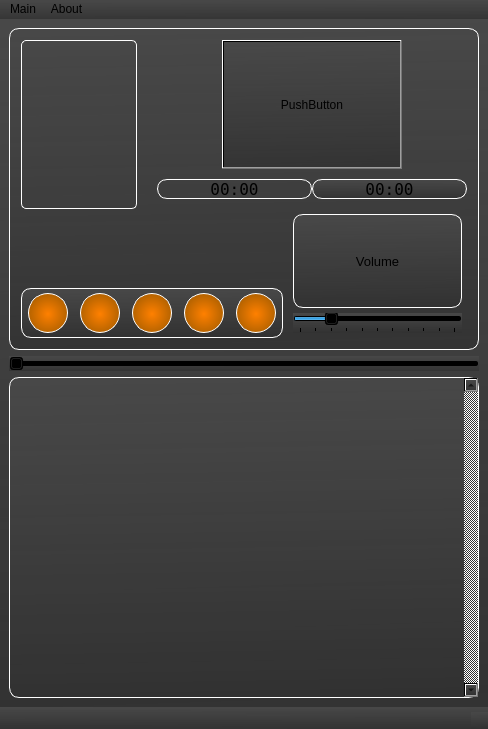
Above: design.ui from den-koch/AudioPlayer_PyVers before the change. Below: the same form after it.
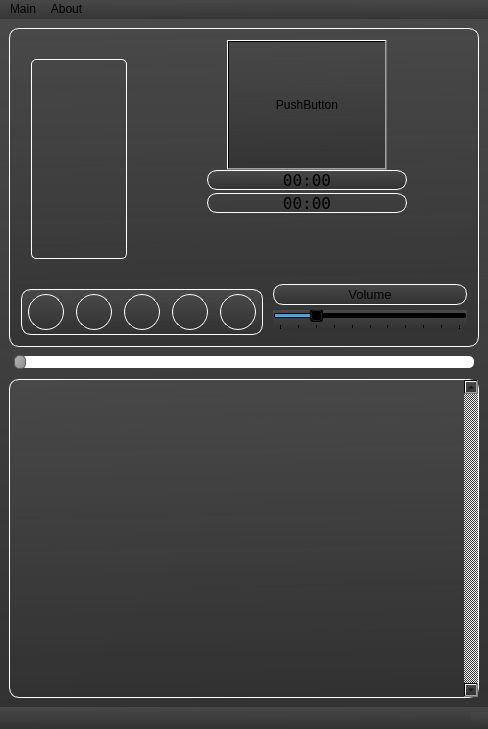
That is the form after the change. Icons and pictures are not drawn.

Patch:
```diff
--- a/design.ui
+++ b/design.ui
@@ -40,11 +40,90 @@
        <property name="spacing">
         <number>0</number>
        </property>
+       <item row="0" column="0" rowspan="2">
+        <layout class="QGridLayout" name="gridLayout_label">
+         <property name="spacing">
+          <number>0</number>
+         </property>
+         <item row="0" column="1">
+          <widget class="QLabel" name="label">
+           <property name="enabled">
+            <bool>true</bool>
+           </property>
+           <property name="sizePolicy">
+            <sizepolicy hsizetype="Fixed" vsizetype="Fixed">
+             <horstretch>0</horstretch>
+             <verstretch>0</verstretch>
+            </sizepolicy>
+           </property>
+           <property name="maximumSize">
+            <size>
+             <width>205</width>
+             <height>200</height>
+            </size>
+           </property>
+           <property name="styleSheet">
+            <string notr="true">background-color: 0 ;
+border: 1px solid rgb(255, 255, 255);
+border-radius: 5%;
+padding: 2px;</string>
+           </property>
+           <property name="text">
+            <string/>
+           </property>
+           <property name="pixmap">
+            <pixmap>../AVA-removebg-preview.png</pixmap>
+           </property>
+           <property name="scaledContents">
+            <bool>true</bool>
+           </property>
+           <property name="margin">
+            <number>7</number>
+           </property>
+          </widget>
+         </item>
+         <item row="0" column="2">
+          <spacer name="horizontalSpacer">
+           <property name="orientation">
+            <enum>Qt::Horizontal</enum>
+           </property>
+           <property name="sizeType">
+            <enum>QSizePolicy::Maximum</enum>
+           </property>
+           <property name="sizeHint" stdset="0">
+            <size>
+             <width>20</width>
+             <height>20</height>
+            </size>
+           </property>
+          </spacer>
+         </item>
+         <item row="0" column="0">
+          <spacer name="horizontalSpacer_11">
+           <property name="orientation">
+            <enum>Qt::Horizontal</enum>
+           </property>
+           <property name="sizeType">
+            <enum>QSizePolicy::Maximum</enum>
+           </property>
+           <property name="sizeHint" stdset="0">
+            <size>
+             <width>10</width>
+             <height>20</height>
+            </size>
+           </property>
+          </spacer>
+         </item>
+        </layout>
+       </item>
        <item row="2" column="0" colspan="2">
         <layout class="QGridLayout" name="gridLayout_4">
          <property name="topMargin">
           <number>0</number>
          </property>
+         <property name="spacing">
+          <number>0</number>
+         </property>
          <item row="1" column="8">
           <spacer name="horizontalSpacer_6">
            <property name="orientation">
@@ -128,21 +207,24 @@
               </property>
               <property name="minimumSize">
                <size>
-                <width>40</width>
-                <height>40</height>
+                <width>36</width>
+                <height>36</height>
                </size>
               </property>
               <property name="maximumSize">
                <size>
-                <width>40</width>
-                <height>40</height>
+                <width>36</width>
+                <height>36</height>
                </size>
               </property>
               <property name="styleSheet">
-               <string notr="true">border-radius:20%;
-border: 1px solid;
-border-color: rgb(255, 255, 255);
-background-color:qradialgradient(spread:pad, cx:0.505, cy:0.522818, radius:1.044, fx:0.5, fy:0.523, stop:0 rgba(255, 128, 0, 255), stop:1 rgba(102, 68, 0, 255));</string>
+               <string notr="true">QPushButton {
+	border-radius:18%;
+	border: 1px solid;
+	border-color: rgb(255, 255, 255);
+	background-color:qradialgradient(spread:pad, cx:0.505, cy:0.522818, radius:1.044, fx:0.5, 		fy:0.523, stop:0 rgba(255, 128, 0, 255), stop:1 rgba(102, 68, 0, 255));
+}
+</string>
               </property>
               <property name="text">
                <string/>
@@ -166,7 +248,7 @@
              </spacer>
             </item>
             <item>
-             <widget class="QPushButton" name="pushButton_3">
+             <widget class="QPushButton" name="pushButton_2">
               <property name="sizePolicy">
                <sizepolicy hsizetype="Expanding" vsizetype="Expanding">
                 <horstretch>0</horstretch>
@@ -175,21 +257,24 @@
               </property>
               <property name="minimumSize">
                <size>
-                <width>40</width>
-                <height>40</height>
+                <width>36</width>
+                <height>36</height>
                </size>
               </property>
               <property name="maximumSize">
                <size>
-                <width>40</width>
-                <height>40</height>
+                <width>36</width>
+                <height>36</height>
                </size>
               </property>
               <property name="styleSheet">
-               <string notr="true">border-radius:20%;
-border: 1px solid;
-border-color: rgb(255, 255, 255);
-background-color:qradialgradient(spread:pad, cx:0.505, cy:0.522818, radius:1.044, fx:0.5, fy:0.523, stop:0 rgba(255, 128, 0, 255), stop:1 rgba(102, 68, 0, 255));</string>
+               <string notr="true">QPushButton {
+	border-radius:18%;
+	border: 1px solid;
+	border-color: rgb(255, 255, 255);
+	background-color:qradialgradient(spread:pad, cx:0.505, cy:0.522818, radius:1.044, fx:0.5, 		fy:0.523, stop:0 rgba(255, 128, 0, 255), stop:1 rgba(102, 68, 0, 255));
+}
+</string>
               </property>
               <property name="text">
                <string/>
@@ -213,7 +298,7 @@
              </spacer>
             </item>
             <item>
-             <widget class="QPushButton" name="pushButton_4">
+             <widget class="QPushButton" name="pushButton_3">
               <property name="sizePolicy">
                <sizepolicy hsizetype="Expanding" vsizetype="Expanding">
                 <horstretch>0</horstretch>
@@ -222,21 +307,24 @@
               </property>
               <property name="minimumSize">
                <size>
-                <width>40</width>
-                <height>40</height>
+                <width>36</width>
+                <height>36</height>
                </size>
               </property>
               <property name="maximumSize">
                <size>
-                <width>40</width>
-                <height>40</height>
+                <width>36</width>
+                <height>36</height>
                </size>
               </property>
               <property name="styleSheet">
-               <string notr="true">border-radius:20%;
-border: 1px solid;
-border-color: rgb(255, 255, 255);
-background-color:qradialgradient(spread:pad, cx:0.505, cy:0.522818, radius:1.044, fx:0.5, fy:0.523, stop:0 rgba(255, 128, 0, 255), stop:1 rgba(102, 68, 0, 255));</string>
+               <string notr="true">QPushButton {
+	border-radius:18%;
+	border: 1px solid;
+	border-color: rgb(255, 255, 255);
+	background-color:qradialgradient(spread:pad, cx:0.505, cy:0.522818, radius:1.044, fx:0.5, 		fy:0.523, stop:0 rgba(255, 128, 0, 255), stop:1 rgba(102, 68, 0, 255));
+}
+</string>
               </property>
               <property name="text">
                <string/>
@@ -260,7 +348,7 @@
              </spacer>
             </item>
             <item>
-             <widget class="QPushButton" name="pushButton_5">
+             <widget class="QPushButton" name="pushButton_4">
               <property name="sizePolicy">
                <sizepolicy hsizetype="Expanding" vsizetype="Expanding">
                 <horstretch>0</horstretch>
@@ -269,21 +357,24 @@
               </property>
               <property name="minimumSize">
                <size>
-                <width>40</width>
-                <height>40</height>
+                <width>36</width>
+                <height>36</height>
                </size>
               </property>
               <property name="maximumSize">
                <size>
-                <width>40</width>
-                <height>40</height>
+                <width>36</width>
+                <height>36</height>
                </size>
               </property>
               <property name="styleSheet">
-               <string notr="true">border-radius:20%;
-border: 1px solid;
-border-color: rgb(255, 255, 255);
-background-color:qradialgradient(spread:pad, cx:0.505, cy:0.522818, radius:1.044, fx:0.5, fy:0.523, stop:0 rgba(255, 128, 0, 255), stop:1 rgba(102, 68, 0, 255));</string>
+               <string notr="true">QPushButton {
+	border-radius:18%;
+	border: 1px solid;
+	border-color: rgb(255, 255, 255);
+	background-color:qradialgradient(spread:pad, cx:0.505, cy:0.522818, radius:1.044, fx:0.5, 		fy:0.523, stop:0 rgba(255, 128, 0, 255), stop:1 rgba(102, 68, 0, 255));
+}
+</string>
               </property>
               <property name="text">
                <string/>
@@ -307,7 +398,7 @@
              </spacer>
             </item>
             <item>
-             <widget class="QPushButton" name="pushButton_2">
+             <widget class="QPushButton" name="pushButton_5">
               <property name="sizePolicy">
                <sizepolicy hsizetype="Expanding" vsizetype="Expanding">
                 <horstretch>0</horstretch>
@@ -316,21 +407,24 @@
               </property>
               <property name="minimumSize">
                <size>
-                <width>40</width>
-                <height>40</height>
+                <width>36</width>
+                <height>36</height>
                </size>
               </property>
               <property name="maximumSize">
                <size>
-                <width>40</width>
-                <height>40</height>
+                <width>36</width>
+                <height>36</height>
                </size>
               </property>
               <property name="styleSheet">
-               <string notr="true">border-radius:20%;
-border: 1px solid;
-border-color: rgb(255, 255, 255);
-background-color:qradialgradient(spread:pad, cx:0.505, cy:0.522818, radius:1.044, fx:0.5, fy:0.523, stop:0 rgba(255, 128, 0, 255), stop:1 rgba(102, 68, 0, 255));</string>
+               <string notr="true">QPushButton {
+	border-radius:18%;
+	border: 1px solid;
+	border-color: rgb(255, 255, 255);
+	background-color:qradialgradient(spread:pad, cx:0.505, cy:0.522818, radius:1.044, fx:0.5, 		fy:0.523, stop:0 rgba(255, 128, 0, 255), stop:1 rgba(102, 68, 0, 255));
+}
+</string>
               </property>
               <property name="text">
                <string/>
@@ -362,7 +456,7 @@
             <enum>Qt::Vertical</enum>
            </property>
            <property name="sizeType">
-            <enum>QSizePolicy::Expanding</enum>
+            <enum>QSizePolicy::Fixed</enum>
            </property>
            <property name="sizeHint" stdset="0">
             <size>
@@ -374,81 +468,53 @@
          </item>
         </layout>
        </item>
-       <item row="0" column="0" rowspan="2">
-        <layout class="QGridLayout" name="gridLayout_label">
+       <item row="0" column="1" colspan="2">
+        <layout class="QGridLayout" name="gridLayout">
+         <property name="bottomMargin">
+          <number>0</number>
+         </property>
+         <property name="spacing">
+          <number>0</number>
+         </property>
          <item row="0" column="0">
-          <widget class="QLabel" name="label">
-           <property name="enabled">
-            <bool>true</bool>
-           </property>
+          <widget class="QPushButton" name="pushButton">
            <property name="sizePolicy">
-            <sizepolicy hsizetype="Fixed" vsizetype="Fixed">
+            <sizepolicy hsizetype="Expanding" vsizetype="Expanding">
              <horstretch>0</horstretch>
              <verstretch>0</verstretch>
             </sizepolicy>
            </property>
            <property name="maximumSize">
             <size>
-             <width>215</width>
-             <height>210</height>
+             <width>160</width>
+             <height>130</height>
             </size>
            </property>
-           <property name="styleSheet">
-            <string notr="true">background-color: 0 ;
-border: 1px solid rgb(255, 255, 255);
-border-radius: 5%;
-padding: 2px;</string>
-           </property>
            <property name="text">
-            <string/>
-           </property>
-           <property name="pixmap">
-            <pixmap>../AVA-removebg-preview.png</pixmap>
-           </property>
-           <property name="scaledContents">
-            <bool>true</bool>
-           </property>
-           <property name="margin">
-            <number>7</number>
+            <string>PushButton</string>
            </property>
           </widget>
          </item>
-         <item row="0" column="1">
-          <spacer name="horizontalSpacer">
-           <property name="orientation">
-            <enum>Qt::Horizontal</enum>
-           </property>
-           <property name="sizeType">
-            <enum>QSizePolicy::Maximum</enum>
-           </property>
-           <property name="sizeHint" stdset="0">
-            <size>
-             <width>20</width>
-             <height>20</height>
-            </size>
-           </property>
-          </spacer>
-         </item>
         </layout>
        </item>
        <item row="2" column="2">
         <layout class="QVBoxLayout" name="verticalLayout_2">
          <property name="spacing">
-          <number>5</number>
+          <number>0</number>
          </property>
          <property name="topMargin">
-          <number>5</number>
+          <number>0</number>
          </property>
          <property name="rightMargin">
-          <number>5</number>
+          <number>0</number>
          </property>
          <property name="bottomMargin">
-          <number>5</number>
+          <number>0</number>
          </property>
          <item>
           <widget class="QLabel" name="label_3">
            <property name="sizePolicy">
-            <sizepolicy hsizetype="Expanding" vsizetype="Expanding">
+            <sizepolicy hsizetype="Expanding" vsizetype="Maximum">
              <horstretch>0</horstretch>
              <verstretch>0</verstretch>
             </sizepolicy>
@@ -468,6 +534,9 @@
          </item>
          <item>
           <widget class="QSlider" name="horizontalSlider_2">
+           <property name="styleSheet">
+            <string notr="true"/>
+           </property>
            <property name="maximum">
             <number>100</number>
            </property>
@@ -493,41 +562,65 @@
          </item>
         </layout>
        </item>
-       <item row="0" column="1" colspan="2">
-        <layout class="QGridLayout" name="gridLayout">
-         <property name="spacing">
-          <number>0</number>
-         </property>
-         <item row="0" column="0">
-          <widget class="QPushButton" name="pushButton">
-           <property name="sizePolicy">
-            <sizepolicy hsizetype="Expanding" vsizetype="Expanding">
-             <horstretch>0</horstretch>
-             <verstretch>0</verstretch>
-            </sizepolicy>
-           </property>
-           <property name="maximumSize">
-            <size>
-             <width>180</width>
-             <height>150</height>
-            </size>
-           </property>
-           <property name="text">
-            <string>PushButton</string>
-           </property>
-          </widget>
-         </item>
-        </layout>
-       </item>
        <item row="1" column="1" colspan="2">
         <layout class="QGridLayout" name="gridLayout_3">
+         <property name="leftMargin">
+          <number>0</number>
+         </property>
          <property name="topMargin">
-          <number>10</number>
+          <number>0</number>
+         </property>
+         <property name="rightMargin">
+          <number>0</number>
          </property>
          <property name="bottomMargin">
-          <number>10</number>
+          <number>0</number>
          </property>
-         <item row="1" column="0">
+         <property name="horizontalSpacing">
+          <number>0</number>
+         </property>
+         <property name="verticalSpacing">
+          <number>3</number>
+         </property>
+         <item row="0" column="0" rowspan="3">
+          <spacer name="horizontalSpacer_12">
+           <property name="orientation">
+            <enum>Qt::Horizontal</enum>
+           </property>
+           <property name="sizeType">
+            <enum>QSizePolicy::Maximum</enum>
+           </property>
+           <property name="sizeHint" stdset="0">
+            <size>
+             <width>60</width>
+             <height>20</height>
+            </size>
+           </property>
+          </spacer>
+         </item>
+         <item row="0" column="1">
+          <widget class="QLabel" name="label_4">
+           <property name="maximumSize">
+            <size>
+             <width>16777215</width>
+             <height>20</height>
+            </size>
+           </property>
+           <property name="font">
+            <font>
+             <family>Terminal</family>
+             <pointsize>12</pointsize>
+            </font>
+           </property>
+           <property name="text">
+            <string>00:00</string>
+           </property>
+           <property name="alignment">
+            <set>Qt::AlignCenter</set>
+           </property>
+          </widget>
+         </item>
+         <item row="1" column="1">
           <widget class="QLabel" name="label_2">
            <property name="maximumSize">
             <size>
@@ -552,27 +645,21 @@
            </property>
           </widget>
          </item>
-         <item row="1" column="1">
-          <widget class="QLabel" name="label_4">
-           <property name="maximumSize">
+         <item row="0" column="2" rowspan="3">
+          <spacer name="horizontalSpacer_13">
+           <property name="orientation">
+            <enum>Qt::Horizontal</enum>
+           </property>
+           <property name="sizeType">
+            <enum>QSizePolicy::Maximum</enum>
+           </property>
+           <property name="sizeHint" stdset="0">
             <size>
-             <width>16777215</width>
+             <width>60</width>
              <height>20</height>
             </size>
            </property>
-           <property name="font">
-            <font>
-             <family>Terminal</family>
-             <pointsize>12</pointsize>
-            </font>
-           </property>
-           <property name="text">
-            <string>00:00</string>
-           </property>
-           <property name="alignment">
-            <set>Qt::AlignCenter</set>
-           </property>
-          </widget>
+          </spacer>
          </item>
         </layout>
        </item>
@@ -580,24 +667,92 @@
      </widget>
     </item>
     <item>
-     <layout class="QVBoxLayout" name="verticalLayout_3">
-      <property name="spacing">
-       <number>0</number>
-      </property>
-      <item>
+     <layout class="QGridLayout" name="gridLayout_5">
+      <item row="0" column="0">
+       <spacer name="horizontalSpacer_9">
+        <property name="orientation">
+         <enum>Qt::Horizontal</enum>
+        </property>
+        <property name="sizeType">
+         <enum>QSizePolicy::Maximum</enum>
+        </property>
+        <property name="sizeHint" stdset="0">
+         <size>
+          <width>5</width>
+          <height>20</height>
+         </size>
+        </property>
+       </spacer>
+      </item>
+      <item row="0" column="2">
+       <spacer name="horizontalSpacer_10">
+        <property name="orientation">
+         <enum>Qt::Horizontal</enum>
+        </property>
+        <property name="sizeType">
+         <enum>QSizePolicy::Maximum</enum>
+        </property>
+        <property name="sizeHint" stdset="0">
+         <size>
+          <width>5</width>
+          <height>20</height>
+         </size>
+        </property>
+       </spacer>
+      </item>
+      <item row="0" column="1">
        <widget class="QSlider" name="horizontalSlider">
+        <property name="sizePolicy">
+         <sizepolicy hsizetype="Expanding" vsizetype="Fixed">
+          <horstretch>0</horstretch>
+          <verstretch>0</verstretch>
+         </sizepolicy>
+        </property>
         <property name="styleSheet">
-         <string notr="true">
+         <string notr="true">QSlider {
+	background-color: 0;
+}
+
+QSlider::groove:horizontal {
+    border: 0px solid #999999;
+    height: 10px;
+    margin: 1px 0;
+}
+
+QSlider::handle:horizontal {
+    background: qlineargradient(x1:0, y1:0, x2:1, y2:1, stop:0 #b4b4b4, stop:1 #8f8f8f);
+    border: 1px solid #5c5c5c;
+    width: 10px;
+    margin: -2px 0;
+    border-radius: 5px;
+}
+
+QSlider::add-page:qlineargradient {
+	background: white;
+	border-top-right-radius: 5px;
+	border-bottom-right-radius: 5px;
+	border-top-left-radius: 0px;
+	border-bottom-left-radius: 0px;
+}
+
+QSlider::sub-page:qlineargradient {
+	background: qradialgradient(spread:pad, cx:0.505, cy:0.522818, radius:1.044, fx:0.5, fy:0.523, stop:0.273632 rgba(255, 128, 0, 255), stop:1 rgba(102, 68, 0, 255));;
+	border-top-right-radius: 0px;
+	border-bottom-right-radius: 0px;
+	border-top-left-radius: 5px;
+	border-bottom-left-radius: 5px;
+}
+
 </string>
         </property>
         <property name="maximum">
          <number>100</number>
         </property>
         <property name="singleStep">
-         <number>2</number>
+         <number>1</number>
         </property>
-        <property name="pageStep">
-         <number>5</number>
+        <property name="value">
+         <number>0</number>
         </property>
         <property name="orientation">
          <enum>Qt::Horizontal</enum>
```
